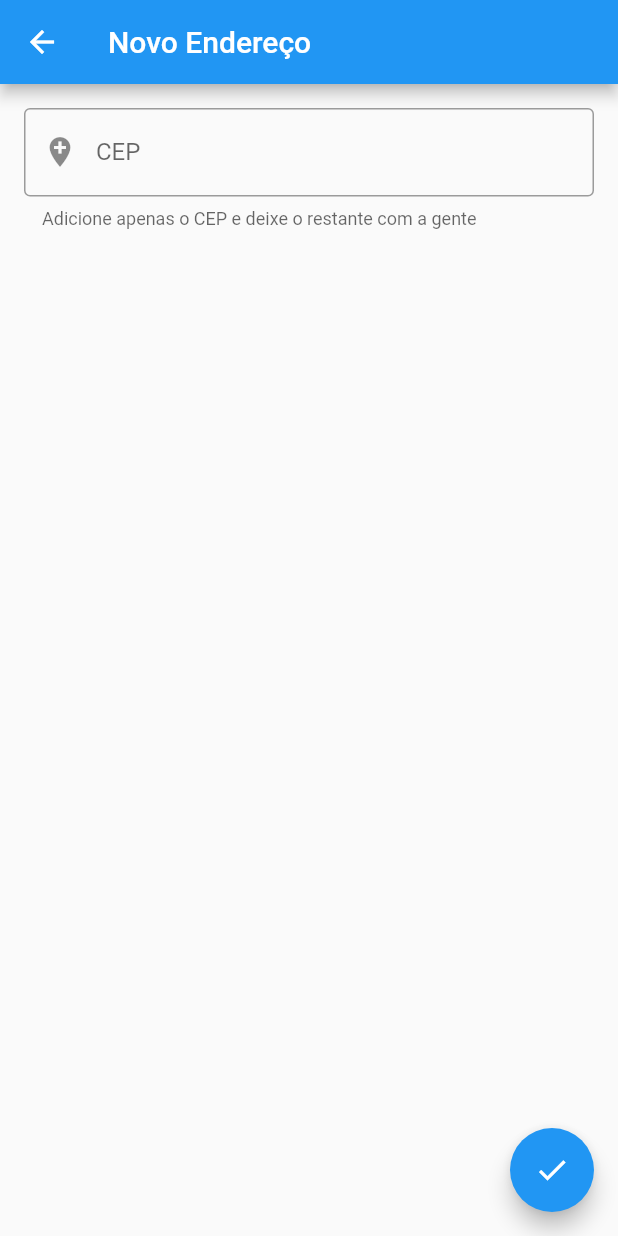
After one commit to siliosffreitas/busca_cep, a Flutter app: the screen it shows after launch, after a tap on the "add" icon, on a phone screen of 412 x 824 dp. The commit adds this screen. Run offline on Flutter 3.47's test engine with Material 2 defaults, Android fonts, the phone set to English and light mode, and no system bars; our stand-ins replace flutter_mobx, get_it, mask_text_input_formatter, mobx; generated files the repository leaves out were written again.

Commit message:
tela de adicao de endereco

```diff
--- /dev/null
+++ b/lib/utils/input_mask.dart
@@ -0,0 +1,56 @@
+import 'package:flutter/material.dart';
+import 'package:mask_text_input_formatter/mask_text_input_formatter.dart';
+
+enum InputType {
+  CEP,
+}
+
+extension InputMask on InputType {
+  getKeyboardType() {
+    switch (this) {
+      case InputType.CEP:
+        return TextInputType.number;
+
+      default:
+    }
+  }
+
+  getHint() {
+    switch (this) {
+      case InputType.CEP:
+        return "00000-000";
+
+      default:
+    }
+  }
+
+  getMask() {
+    switch (this) {
+      case InputType.CEP:
+        return MaskTextInputFormatter(
+            mask: "#####-###", filter: {"#": RegExp(r'[0-9]')});
+
+      default:
+    }
+  }
+
+  String getPrefixString() {
+    switch (this) {
+      case InputType.CEP:
+        return null;
+
+      default:
+        return null;
+    }
+  }
+
+  getPrefixIcon() {
+    switch (this) {
+      case InputType.CEP:
+        return MaskTextInputFormatter(
+            mask: "#####-###", filter: {"#": RegExp(r'[0-9]')});
+
+      default:
+    }
+  }
+}
--- /dev/null
+++ b/lib/views/edit_address/edit_address_screen.dart
@@ -0,0 +1,75 @@
+import 'package:busca_cep_app/utils/input_mask.dart';
+import 'package:busca_cep_app/utils/utils.dart';
+import 'package:flutter/material.dart';
+
+class EditAddressScreen extends StatefulWidget {
+  @override
+  _EditAddressScreenState createState() => _EditAddressScreenState();
+}
+
+class _EditAddressScreenState extends State<EditAddressScreen> {
+  GlobalKey<FormState> _formKey = GlobalKey<FormState>();
+  TextEditingController _titleController = TextEditingController();
+
+  @override
+  Widget build(BuildContext context) {
+    return Scaffold(
+      appBar: AppBar(
+        title: Text("Novo Endereço"),
+      ),
+      body: SingleChildScrollView(
+        padding: const EdgeInsets.all(16),
+        child: Form(
+          key: _formKey,
+          child: Column(
+            children: <Widget>[
+              TextFormField(
+                decoration: InputDecoration(
+                    prefixIcon: Icon(Icons.add_location),
+                    labelText: "CEP",
+                    hintText: "00000-000",
+                    helperText:
+                        "Adicione apenas o CEP e deixe o restante com a gente",
+                    border: OutlineInputBorder()),
+                validator: (value) {
+                  if (value.trim().isEmpty) {
+                    return "Insira o CEP";
+                  }
+                  if (value.trim().length != 9) {
+                    return "CEP inválido";
+                  }
+                  String cep = value.trim().replaceAll("-", "");
+                  if (!isNumeric(cep)) {
+                    return "CEP inválido";
+                  }
+
+                  return null;
+                },
+                inputFormatters: [InputType.CEP.getMask()],
+                keyboardType: InputType.CEP.getKeyboardType(),
+                textInputAction: TextInputAction.next,
+                textCapitalization: TextCapitalization.words,
+                controller: _titleController,
+                onFieldSubmitted: (term) {
+                  _checkData();
+                },
+              ),
+            ],
+          ),
+        ),
+      ),
+      floatingActionButton: FloatingActionButton(
+        onPressed: _checkData,
+        child: Icon(Icons.done),
+        tooltip: "Adicionar este endereço",
+      ),
+    );
+  }
+
+  _checkData() {
+    hideSoftKeyboard(context);
+    if (_formKey.currentState.validate()) {
+//      Navigator.pop(context);
+    }
+  }
+}
--- a/lib/views/home/home_screen.dart
+++ b/lib/views/home/home_screen.dart
@@ -1,4 +1,5 @@
 import 'package:busca_cep_app/repository/network/request_state.dart';
+import 'package:busca_cep_app/views/edit_address/edit_address_screen.dart';
 import 'package:busca_cep_app/views/home/home_store.dart';
 import 'package:busca_cep_app/views/home/tiles/address_tile.dart';
 import 'package:flutter/material.dart';
@@ -24,6 +25,20 @@ class _HomeScreenState extends State<HomeScreen> {
     return Scaffold(
       appBar: AppBar(
         title: Text('Últimos endereços'),
+        actions: <Widget>[
+          IconButton(
+            tooltip: "Novo Endereço",
+            icon: Icon(Icons.add),
+            onPressed: () {
+              Navigator.push(
+                context,
+                MaterialPageRoute(
+                  builder: (context) => EditAddressScreen(),
+                ),
+              );
+            },
+          )
+        ],
       ),
       body: Observer(
         builder: (_) {
--- a/pubspec.yaml
+++ b/pubspec.yaml
@@ -29,6 +29,7 @@ dependencies:
   flutter_mobx: ^1.1.0+1
   get_it: ^4.0.2
   dio: ^3.0.9
+  mask_text_input_formatter: ^1.0.7
 
   # The following adds the Cupertino Icons font to your application.
   # Use with the CupertinoIcons class for iOS style icons.
```
Also changed, not shown: lib/utils/utils.dart (+6 -5 lines), pubspec.lock.
